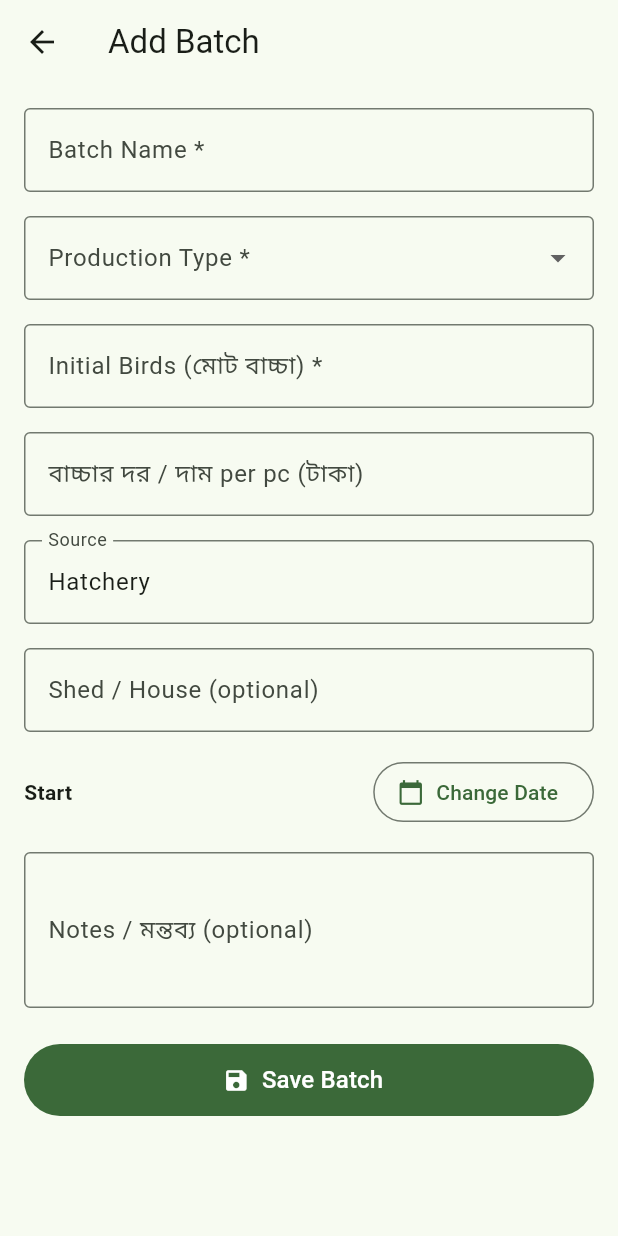
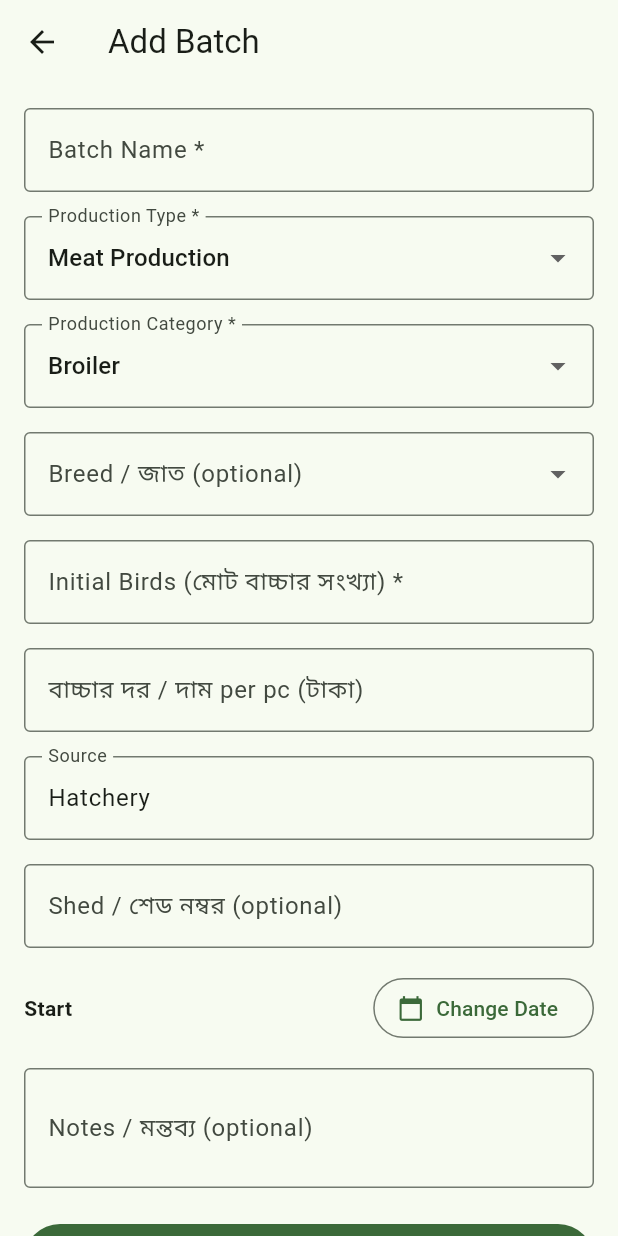
Before and after one commit to fahimapearl-bit/Rately-farms, a Flutter app: the AddBatchPageNew screen opened directly, on a phone screen of 412 x 824 dp. Run offline on Flutter 3.47's test engine with Material 3 defaults, Android fonts, the phone set to English and light mode, and no system bars; our stand-ins replace shared_preferences, supabase_flutter; accounts and stored records are empty.

Commit message:
Update add_batch_screen with direct Supabase integration

```diff
--- a/lib/add_batch_screen.dart
+++ b/lib/add_batch_screen.dart
@@ -1,9 +1,5 @@
-import 'dart:convert';
 import 'package:flutter/material.dart';
-import 'package:shared_preferences/shared_preferences.dart';
-import 'main.dart';
-import 'models.dart' as cloud_models;
-import 'supabase_repository.dart';
+import 'package:supabase_flutter/supabase_flutter.dart';
 
 class AddBatchPageNew extends StatefulWidget {
   const AddBatchPageNew({super.key});
@@ -23,10 +19,11 @@ class _AddBatchPageNewState extends State<AddBatchPageNew> {
   final notesController = TextEditingController();
   final customCategoryController = TextEditingController();
 
-  String? productionType;
-  String? productionCategory;
+  String? productionType = 'Meat Production';
+  String? productionCategory = 'Broiler';
   String? breed;
   DateTime startDate = DateTime.now();
+  bool _isSaving = false;
 
   final meatCategories = ['Broiler', 'Sonali', 'Deshi', 'Other'];
   final eggCategories = ['Layer', 'Sonali', 'Deshi', 'Other'];
@@ -69,12 +66,14 @@ class _AddBatchPageNewState extends State<AddBatchPageNew> {
     if (picked != null) setState(() => startDate = picked);
   }
 
-  Future<void> saveBatch() async {
-    if (_formKey.currentState!.validate()) {
+  // --- সরাসরি Supabase-এ সেভ করার কোড ---
+  Future<void> saveBatchToSupabase() async {
+    if (!_formKey.currentState!.validate()) return;
+
     final initialBirds = int.tryParse(initialBirdsController.text.trim());
     if (initialBirds == null || initialBirds <= 0) {
       ScaffoldMessenger.of(context).showSnackBar(
-          const SnackBar(content: Text('Initial Birds-এ 0-এর বেশি সংখ্যা দিন')),
+        const SnackBar(content: Text('Initial Birds-এ ০ এর বেশি সংখ্যা দিন')),
       );
       return;
     }
@@ -83,53 +82,53 @@ class _AddBatchPageNewState extends State<AddBatchPageNew> {
         ? customCategoryController.text.trim()
         : (productionCategory ?? 'General');
 
+    final chickPrice = double.tryParse(chickPriceController.text.trim()) ?? 0.0;
+
+    setState(() => _isSaving = true);
+
     try {
-        final cloud = SupabaseRepository();
-        final cloudBatch = await cloud.createBatch(cloud_models.Batch(
-          id: '',
-          userId: cloud.userId,
-          name: nameController.text.trim(),
-          productionType: productionType ?? 'Meat Production',
-          productionCategory: finalCategory,
-          breed: breed ?? finalCategory,
-          startDate: startDate,
-          initialBirds: initialBirds,
-        ));
+      final client = Supabase.instance.client;
+      final user = client.auth.currentUser;
 
-        final batch = Batch(
-          id: cloudBatch.id,
-          name: nameController.text.trim(),
-          category: finalCategory,
-          breed: breed ?? finalCategory,
-          shed: shedController.text.trim(),
-          startDate: startDate,
-          initialBirds: initialBirds,
-          status: 'Active',
+      if (user == null) {
+        throw Exception('ইউজার লগইন করা নেই। অনুগ্রহ করে লগইন করুন।');
+      }
+
+      await client.from('batches').insert({
+        'user_id': user.id,
+        'name': nameController.text.trim(),
+        'production_type': productionType ?? 'Meat Production',
+        'production_category': finalCategory,
+        'breed': breed ?? finalCategory,
+        'initial_birds': initialBirds,
+        'chick_price': chickPrice,
+        'source': sourceController.text.trim().isEmpty ? 'Hatchery' : sourceController.text.trim(),
+        'shed': shedController.text.trim(),
+        'notes': notesController.text.trim(),
+        'start_date': startDate.toIso8601String().split('T').first,
+      });
+
+      if (mounted) {
+        ScaffoldMessenger.of(context).showSnackBar(
+          const SnackBar(
+            content: Text('ব্যাচ সফলভাবে Supabase Cloud-এ সেভ হয়েছে!'),
+            backgroundColor: Colors.green,
+          ),
         );
-
-        batches.add(batch);
-
-        final prefs = await SharedPreferences.getInstance();
-        await prefs.setStringList(
-          'batches',
-          batches.map((e) => jsonEncode(e.toJson())).toList(),
-        );
-
-        if (!mounted) return;
-        ScaffoldMessenger.of(context).showSnackBar(
-          const SnackBar(content: Text('নতুন Batch সফলভাবে তৈরি হয়েছে!')),
-        );
-        Navigator.pop(context);
-      } catch (error) {
-        if (!mounted) return;
+        Navigator.pop(context, true);
+      }
+    } catch (e) {
+      if (mounted) {
         ScaffoldMessenger.of(context).showSnackBar(
           SnackBar(
-            content: Text('Batch save হয়নি: $error'),
+            content: Text('ত্রুটি: $e'),
             backgroundColor: Colors.red,
-            duration: const Duration(seconds: 8),
+            duration: const Duration(seconds: 4),
           ),
         );
       }
+    } finally {
+      if (mounted) setState(() => _isSaving = false);
     }
   }
 
@@ -148,11 +147,11 @@ class _AddBatchPageNewState extends State<AddBatchPageNew> {
                 controller: nameController,
                 decoration: const InputDecoration(
                   labelText: 'Batch Name *',
-                  hintText: 'B-2026-01',
+                  hintText: 'Broiler-2026-01',
                   border: OutlineInputBorder(),
                 ),
                 validator: (v) =>
-                    v == null || v.trim().isEmpty ? 'Batch Name দিন' : null,
+                    v == null || v.trim().isEmpty ? 'ব্যাচের নাম দিন' : null,
               ),
               const SizedBox(height: 16),
 
@@ -163,79 +162,66 @@ class _AddBatchPageNewState extends State<AddBatchPageNew> {
                   border: OutlineInputBorder(),
                 ),
                 items: const [
-                  DropdownMenuItem(
-                    value: 'Meat Production',
-                    child: Text('Meat Production'),
-                  ),
-                  DropdownMenuItem(
-                    value: 'Egg Production',
-                    child: Text('Egg Production'),
-                  ),
+                  DropdownMenuItem(value: 'Meat Production', child: Text('Meat Production')),
+                  DropdownMenuItem(value: 'Egg Production', child: Text('Egg Production')),
                 ],
-                onChanged: (v) {
+                onChanged: (val) {
                   setState(() {
-                    productionType = v;
-                    productionCategory = null;
+                    productionType = val;
+                    productionCategory = currentCategories.isNotEmpty ? currentCategories.first : null;
                     breed = null;
                   });
                 },
-                validator: (v) => v == null ? 'Production Type নির্বাচন করুন' : null,
               ),
               const SizedBox(height: 16),
 
-              if (productionType != null) ...[
               DropdownButtonFormField<String>(
-                  value: productionCategory,
+                value: currentCategories.contains(productionCategory) ? productionCategory : null,
                 decoration: const InputDecoration(
                   labelText: 'Production Category *',
                   border: OutlineInputBorder(),
                 ),
-                  items: currentCategories
-                      .map((e) => DropdownMenuItem(value: e, child: Text(e)))
-                      .toList(),
-                  onChanged: (v) {
+                items: currentCategories.map((c) => DropdownMenuItem(value: c, child: Text(c))).toList(),
+                onChanged: (val) {
                   setState(() {
-                      productionCategory = v;
+                    productionCategory = val;
                     breed = null;
                   });
                 },
-                  validator: (v) => v == null ? 'Category নির্বাচন করুন' : null,
               ),
               const SizedBox(height: 16),
+
               if (productionCategory == 'Other') ...[
                 TextFormField(
                   controller: customCategoryController,
                   decoration: const InputDecoration(
-                      labelText: 'ক্যাটাগরির নাম লিখুন *',
+                    labelText: 'Specify Category Name *',
+                    hintText: 'যেমন: কোয়েল, টার্কি ইত্যাদি',
                     border: OutlineInputBorder(),
                   ),
                   validator: (v) =>
-                        v == null || v.trim().isEmpty ? 'ক্যাটাগরি লিখুন' : null,
+                      v == null || v.trim().isEmpty ? 'ক্যাটেগরির নাম লিখুন' : null,
                 ),
                 const SizedBox(height: 16),
               ],
-              ],
 
-              if (productionCategory != null && productionCategory != 'Other') ...[
               DropdownButtonFormField<String>(
-                  value: breed,
+                value: breedList.contains(breed) ? breed : null,
                 decoration: const InputDecoration(
                   labelText: 'Breed / জাত (optional)',
                   border: OutlineInputBorder(),
                 ),
-                  items: breedList
-                      .map((e) => DropdownMenuItem(value: e, child: Text(e)))
-                      .toList(),
-                  onChanged: (v) => setState(() => breed = v),
+                items: breedList.map((b) => DropdownMenuItem(value: b, child: Text(b))).toList(),
+                onChanged: (val) => setState(() => breed = val),
               ),
               const SizedBox(height: 16),
-              ],
 
               TextFormField(
                 controller: initialBirdsController,
                 keyboardType: TextInputType.number,
                 decoration: const InputDecoration(
-                  labelText: 'Initial Birds (মোট বাচ্চা) *',
+                  labelText: 'Initial Birds (মোট বাচ্চার সংখ্যা) *',
+                  hintText: '500',
                   border: OutlineInputBorder(),
                 ),
                 validator: (v) =>
@@ -267,7 +253,7 @@ class _AddBatchPageNewState extends State<AddBatchPageNew> {
               TextFormField(
                 controller: shedController,
                 decoration: const InputDecoration(
-                  labelText: 'Shed / House (optional)',
+                  labelText: 'Shed / শেড নম্বর (optional)',
                   hintText: 'Shed-1',
                   border: OutlineInputBorder(),
                 ),
@@ -293,7 +279,7 @@ class _AddBatchPageNewState extends State<AddBatchPageNew> {
 
               TextFormField(
                 controller: notesController,
-                maxLines: 3,
+                maxLines: 2,
                 decoration: const InputDecoration(
                   labelText: 'Notes / মন্তব্য (optional)',
                   hintText: 'টিকা বা বিশেষ কোনো তথ্য...',
@@ -306,9 +292,18 @@ class _AddBatchPageNewState extends State<AddBatchPageNew> {
                 width: double.infinity,
                 height: 48,
                 child: FilledButton.icon(
-                  onPressed: saveBatch,
-                  icon: const Icon(Icons.save),
-                  label: const Text('Save Batch', style: TextStyle(fontSize: 16)),
+                  onPressed: _isSaving ? null : saveBatchToSupabase,
+                  icon: _isSaving
+                      ? const SizedBox(
+                          width: 20,
+                          height: 20,
+                          child: CircularProgressIndicator(strokeWidth: 2, color: Colors.white),
+                        )
+                      : const Icon(Icons.cloud_upload),
+                  label: Text(
+                    _isSaving ? 'সংরক্ষণ হচ্ছে...' : 'Save Batch',
+                    style: const TextStyle(fontSize: 16),
+                  ),
                 ),
               ),
             ],
```
Lines whose indentation alone changed are shown as unchanged.
